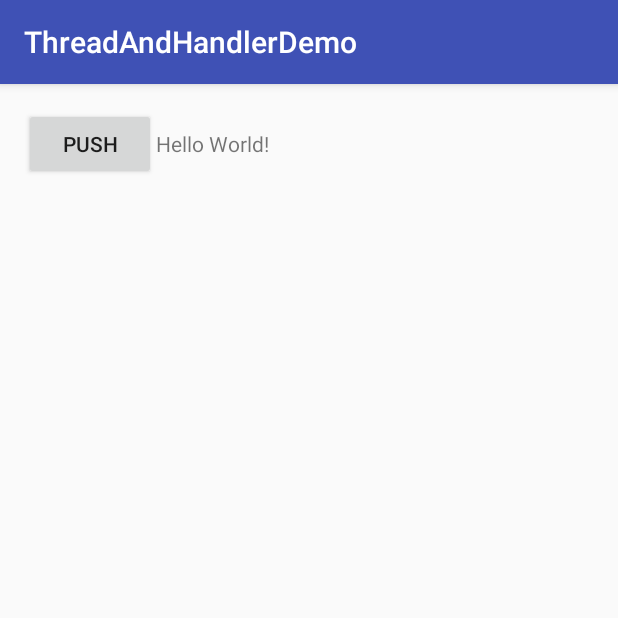
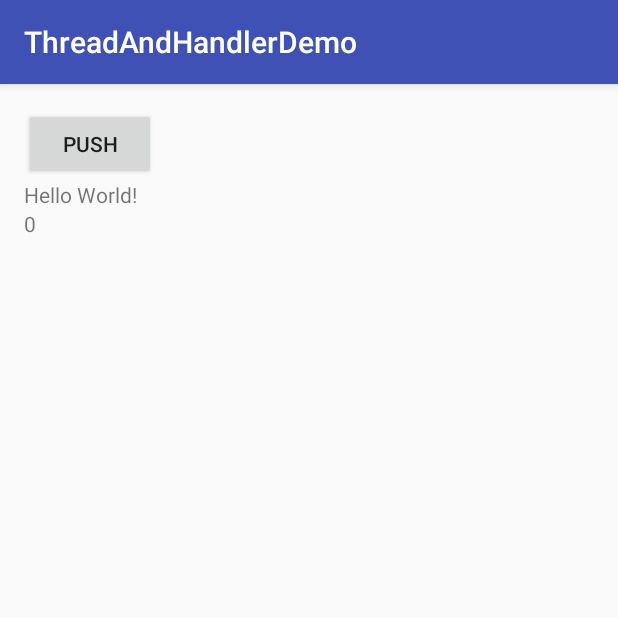
Before and after one commit to Richard555/ThreadSample, an Android app: the screen it shows after launch (MainActivity), on a phone screen of 412 x 824 dp, the top half of it. Run offline under Robolectric (Android 15) with nearby library versions, the phone set to English and light mode, and no system bars.

```diff
--- a/app/src/main/res/layout/activity_main.xml
+++ b/app/src/main/res/layout/activity_main.xml
@@ -8,15 +8,25 @@
     android:paddingRight="@dimen/activity_horizontal_margin"
     android:paddingTop="@dimen/activity_vertical_margin"
     android:paddingBottom="@dimen/activity_vertical_margin"
-    tools:context=".MainActivity">
+    tools:context=".MainActivity"
+    android:weightSum="1"
+    android:orientation="vertical">
     <Button
         android:layout_width="wrap_content"
         android:layout_height="wrap_content"
         android:id="@+id/button"
         android:text="push"/>
+
     <TextView
         android:id="@+id/text"
-        android:text="Hello World!"
         android:layout_width="wrap_content"
-        android:layout_height="wrap_content"/>
+        android:layout_height="wrap_content"
+        android:text="Hello World!" />
+
+    <TextView
+        android:id="@+id/textView2"
+        android:layout_width="wrap_content"
+        android:layout_height="wrap_content"
+        android:text="0" />
+
 </LinearLayout>
```
Also changed, not shown: app/src/main/java/personal/givemepass/threadandhandlerdemo/MainActivity.java (+13 -0 lines).
